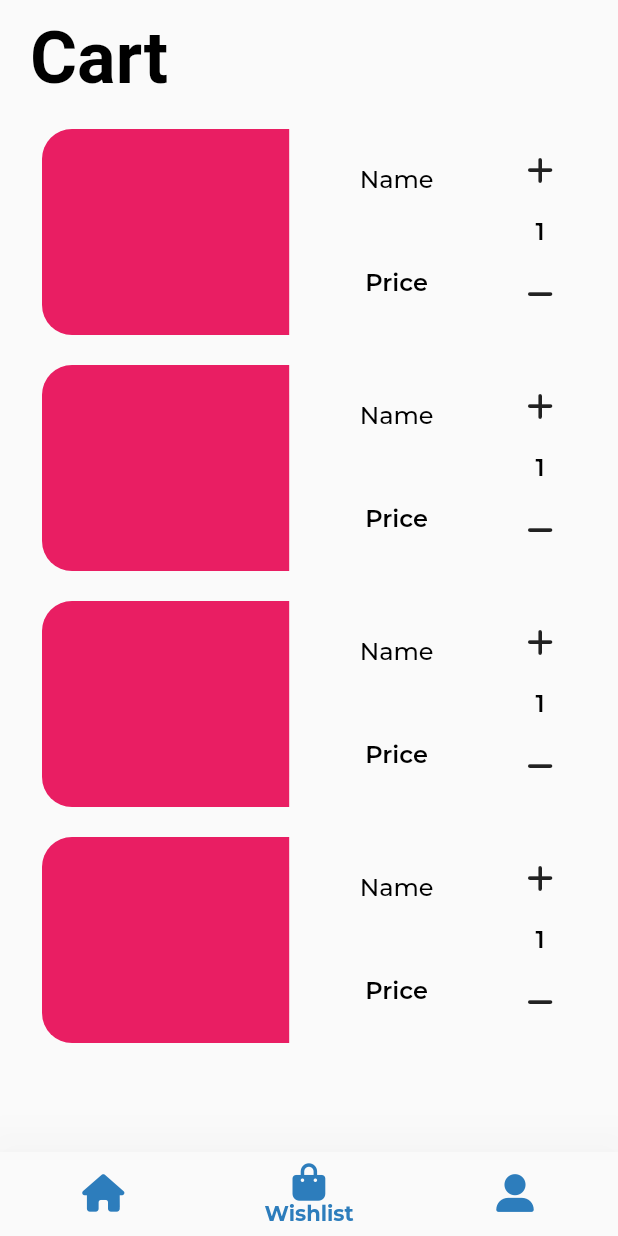
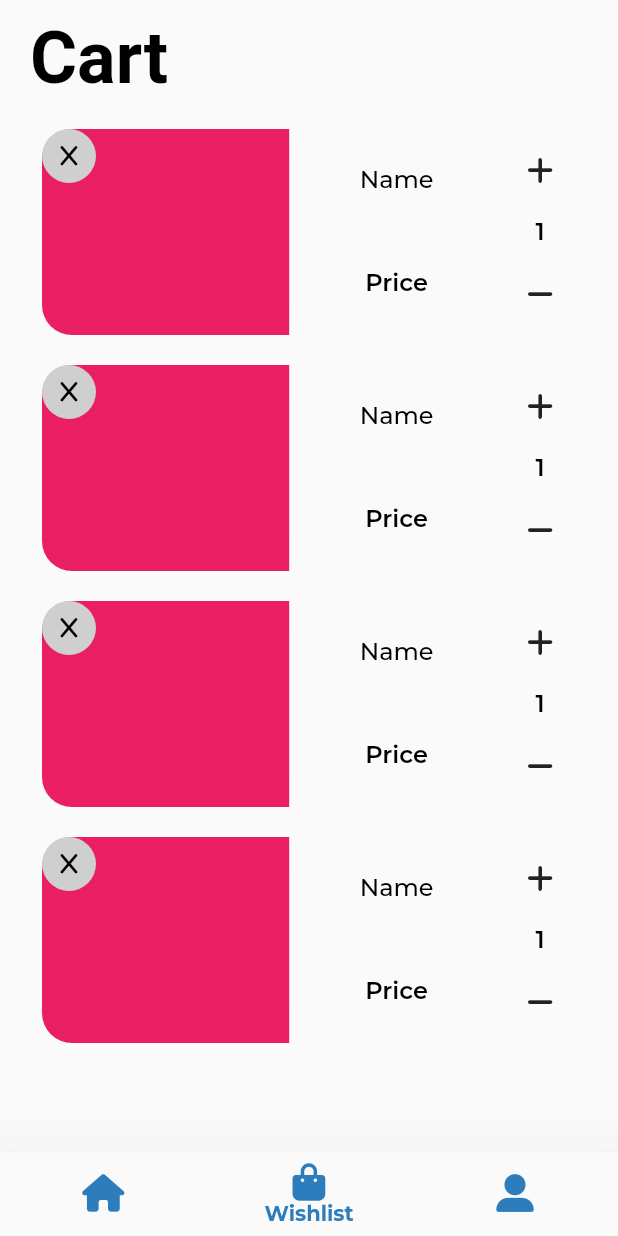
Before and after one commit to naomitimm/Ethio-Agri-CEFT, a Flutter app: the screen it shows after launch, item 2 of the bottom bar chosen, on a phone screen of 412 x 824 dp. Run offline on Flutter 3.47's test engine with Material 2 defaults, Android fonts, the phone set to English and light mode, and no system bars; our stand-ins replace bloc, equatable, flutter_bloc, font_awesome_flutter, google_fonts.

```diff
--- a/ethio_agri_ceft_app/lib/presentation/dashboard/widgets/cart/cart_product_widget.dart
+++ b/ethio_agri_ceft_app/lib/presentation/dashboard/widgets/cart/cart_product_widget.dart
@@ -1,7 +1,8 @@
 import 'package:ethio_agri_ceft_app/presentation/exports.dart';
 
-class CartProductCArd extends StatelessWidget {
-  const CartProductCArd({super.key});
+class CartProductCard extends StatelessWidget {
+  final void Function() dispatcher;
+  const CartProductCard({super.key, required this.dispatcher});
 
   @override
   Widget build(BuildContext context) {
@@ -15,6 +16,8 @@ class CartProductCArd extends StatelessWidget {
           crossAxisAlignment: CrossAxisAlignment.center,
           mainAxisAlignment: MainAxisAlignment.spaceBetween,
           children: [
+            Stack(
+              children: [
                 Container(
                   width: size.width / 2.5,
                   height: size.height / 6,
@@ -24,6 +27,22 @@ class CartProductCArd extends StatelessWidget {
                           // topRight: Radius.circular(20),
                           bottomLeft: Radius.circular(20),
                           topLeft: Radius.circular(20))),
+                ),
+                Align(
+                  alignment: Alignment.topLeft,
+                  child: CircleAvatar(
+                    radius: 18,
+                    backgroundColor: const Color.fromARGB(255, 207, 207, 207),
+                    child: IconButton(
+                        onPressed: dispatcher,
+                        icon: const FaIcon(
+                          FontAwesomeIcons.x,
+                          size: 15,
+                          color: Colors.black,
+                        )),
+                  ),
+                )
+              ],
             ),
             Column(
               mainAxisAlignment: MainAxisAlignment.spaceAround,
--- a/ethio_agri_ceft_app/lib/presentation/dashboard/wishlist_screen.dart
+++ b/ethio_agri_ceft_app/lib/presentation/dashboard/wishlist_screen.dart
@@ -22,7 +22,9 @@ class WishlistScreen extends StatelessWidget {
             child: ListView.builder(
                 itemCount: 6,
                 itemBuilder: ((context, index) {
-                  return CartProductCArd();
+                  return CartProductCard(
+                    dispatcher: () {},
+                  );
                 })),
           ),
         )
```
Lines whose indentation alone changed are shown as unchanged.
